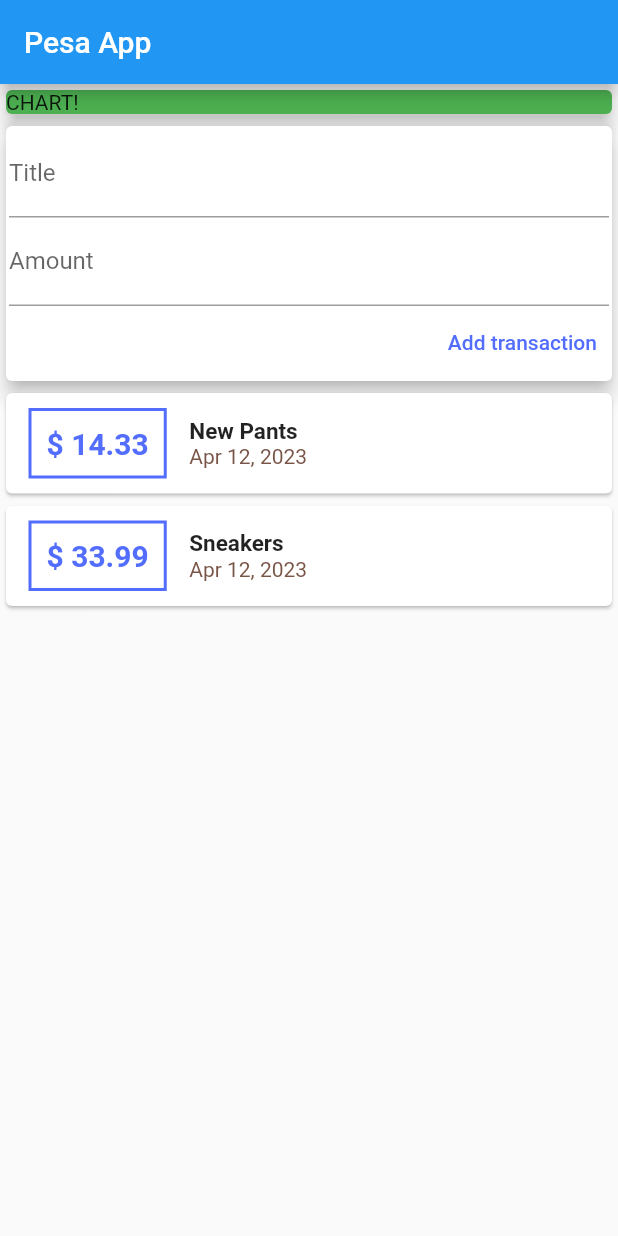
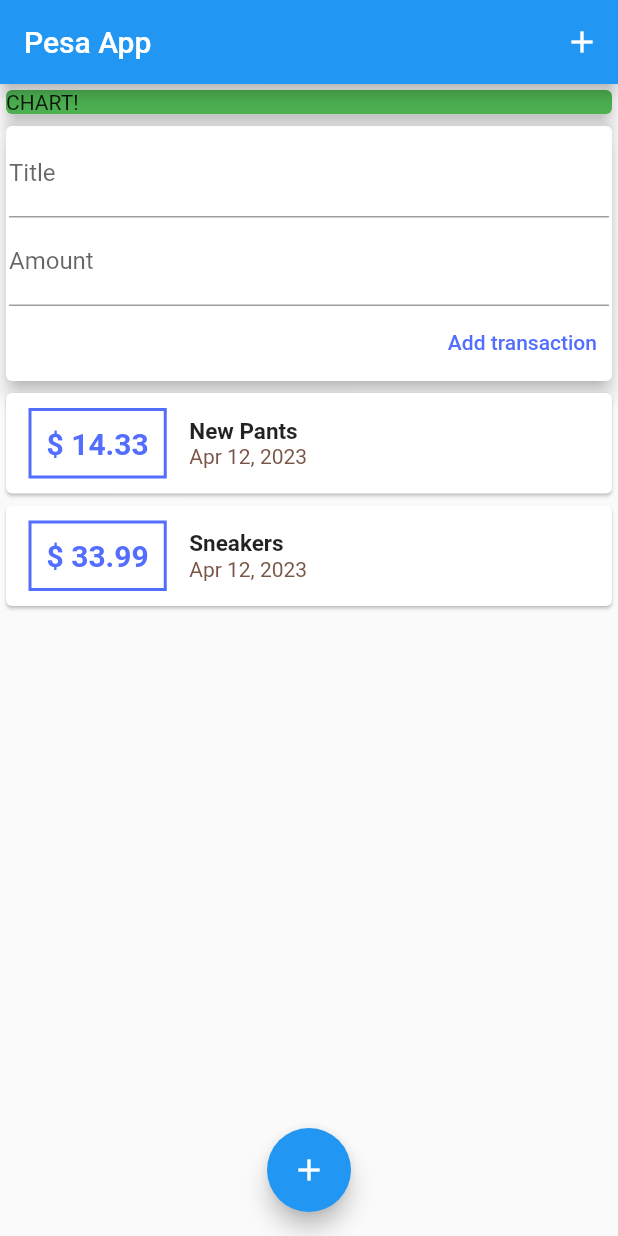
Before and after one commit to NicholasNgaruiya/pesa-app, a Flutter app: the screen it shows after launch, on a phone screen of 412 x 824 dp. Run offline on Flutter 3.47's test engine with Material 2 defaults, Android fonts, the phone set to English and light mode, and no system bars.

Commit message:
Created the icon buttons

```diff
--- a/lib/main.dart
+++ b/lib/main.dart
@@ -24,6 +24,12 @@ class MyHomePage extends StatelessWidget {
     return Scaffold(
       appBar: AppBar(
         title: const Text('Pesa App'),
+        actions: [
+          IconButton(
+            onPressed: () {},
+            icon: const Icon(Icons.add),
+          ),
+        ],
       ),
       body: SingleChildScrollView(
         child: Column(
@@ -38,9 +44,15 @@ class MyHomePage extends StatelessWidget {
                 child: Text('CHART!'),
               ),
             ),
-              UserTransaction()
+            UserTransaction(),
           ],
         ),
-        ));
+      ),
+      floatingActionButtonLocation: FloatingActionButtonLocation.centerFloat,
+      floatingActionButton: FloatingActionButton(
+        onPressed: () {},
+        child: const Icon(Icons.add),
+      ),
+    );
   }
 }
```
Lines whose indentation alone changed are shown as unchanged.
